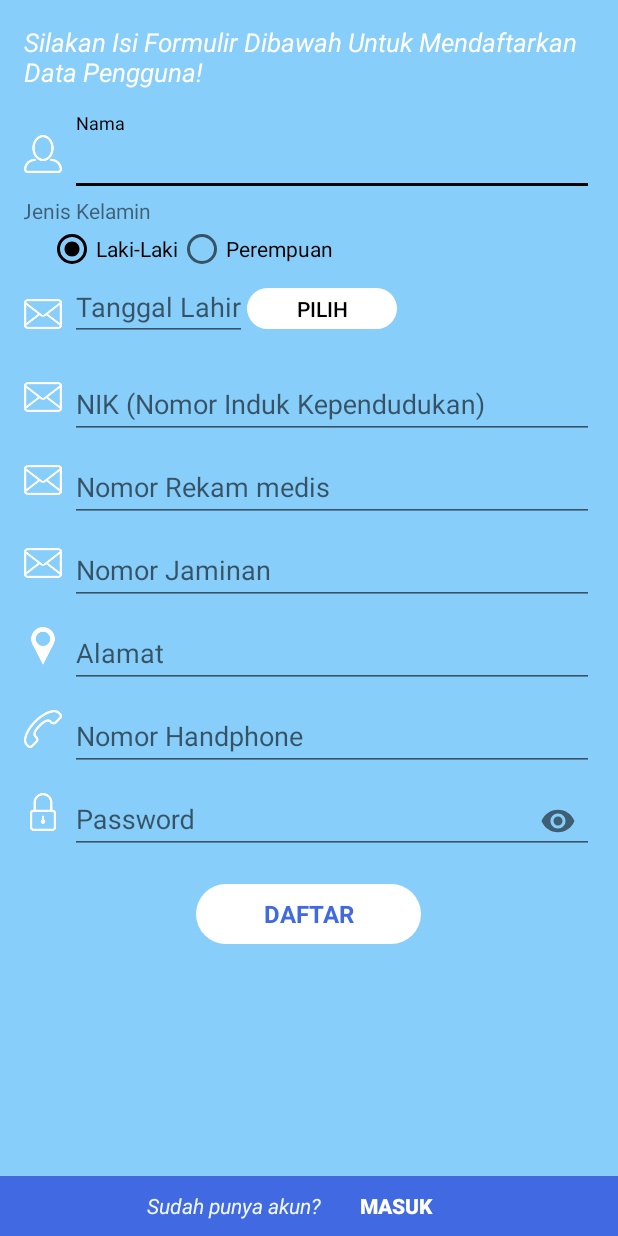
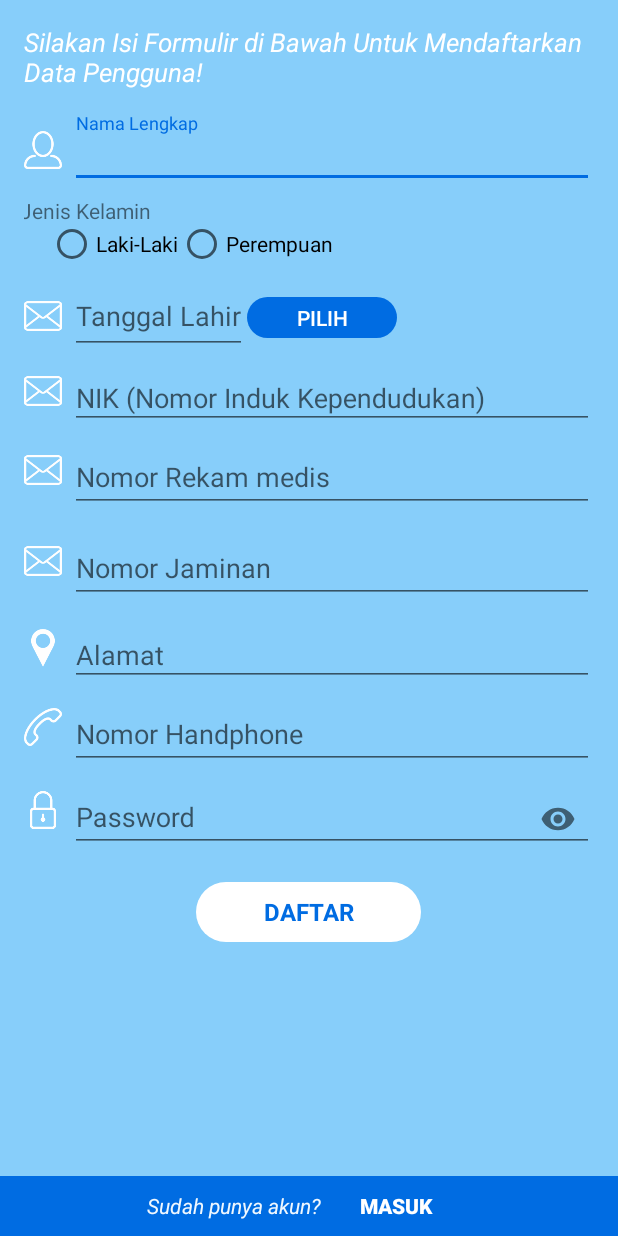
Before and after one commit to Ayude17/AntrianPasienOnline, an Android app: the DaftarActivity screen opened directly, with no data from a screen before it, on a phone screen of 412 x 824 dp. Run offline under Robolectric (Android 15) with nearby library versions, the phone set to English and light mode, and no system bars; our stand-ins replace Volley.

Commit message:
com18Mar19

```diff
--- a/app/src/main/res/layout/activity_daftar.xml
+++ b/app/src/main/res/layout/activity_daftar.xml
@@ -12,8 +12,7 @@
         android:orientation="vertical"
         android:layout_width="match_parent"
         android:layout_height="match_parent"
-        android:layout_marginTop="0dp"
-        android:layout_marginBottom="40dp"
+        android:layout_marginBottom="10dp"
         android:id="@+id/formLogin"
         android:layout_marginLeft="16dp"
         android:layout_marginRight="16dp">
@@ -27,7 +26,7 @@
                 android:layout_width="match_parent"
                 android:layout_height="wrap_content"
                 android:layout_marginBottom="15dp"
-                android:text="Silakan Isi Formulir Dibawah Untuk Mendaftarkan Data Pengguna!"
+                android:text="Silakan Isi Formulir di Bawah Untuk Mendaftarkan Data Pengguna!"
                 android:textColor="#fff"
                 android:textStyle="italic"
                 android:textSize="17sp" />
@@ -44,7 +43,8 @@
                 <LinearLayout
                     android:id="@+id/nama"
                     android:layout_width="match_parent"
-                    android:layout_height="55dp">
+                    android:layout_height="50dp"
+                    android:layout_marginBottom="5dp">
                     <ImageView
                         android:id="@+id/image4"
                         android:layout_width="25dp"
@@ -63,15 +63,18 @@
                             android:layout_width="match_parent"
                             android:layout_height="wrap_content"
                             android:inputType="textPersonName"
-                            android:hint="Nama"
+                            android:hint="Nama Lengkap"
+                            android:textColorHint="#4169E1"
                             android:layout_toRightOf="@+id/image4"/>
                     </android.support.design.widget.TextInputLayout>
+
                 </LinearLayout>
 
                 <LinearLayout
                     android:id="@+id/jk"
                     android:layout_width="match_parent"
-                    android:layout_height="wrap_content"
+                    android:layout_height="50dp"
+                    android:layout_marginBottom="5dp"
                     android:orientation="vertical">
                     <TextView
                         android:id="@+id/tv_jk"
@@ -84,7 +87,7 @@
                         android:id="@+id/jk2"
                         android:layout_width="match_parent"
                         android:layout_height="wrap_content"
-                       >
+                        android:layout_marginBottom="5dp">
                         <RadioGroup
                             android:id="@+id/gender"
                             android:layout_width="match_parent"
@@ -96,23 +99,22 @@
                                 android:layout_width="wrap_content"
                                 android:layout_height="wrap_content"
                                 android:text="Laki-Laki"
-                                android:checked="true"
                                 />
                             <RadioButton
                                 android:id="@+id/rad_pr"
                                 android:layout_width="wrap_content"
                                 android:layout_height="wrap_content"
                                 android:text="Perempuan"
-                                android:checked="false"
                                 />
                         </RadioGroup>
                     </LinearLayout>
                 </LinearLayout>
 
                 <LinearLayout
-                    android:id="@+id/tglLhr"
+                    android:id="@+id/tgl_lhr"
                     android:layout_width="match_parent"
-                    android:layout_height="55dp">
+                    android:layout_height="50dp"
+                    android:orientation="horizontal">
                     <ImageView
                         android:id="@+id/image7"
                         android:layout_width="25dp"
@@ -126,7 +128,7 @@
                     <EditText
                         android:id="@+id/edt_tglLahir"
                         android:layout_width="wrap_content"
-                        android:layout_height="wrap_content"
+                        android:layout_height="match_parent"
                         android:hint="Tanggal Lahir"
                         android:inputType="date"
                         />
@@ -135,16 +137,17 @@
                         android:layout_width="100dp"
                         android:layout_height="27dp"
                         android:background="@drawable/capsule"
-                        android:backgroundTint="#fff"
-                        android:textColor="#000"
+                        android:backgroundTint="@color/colorPrimary"
+                        android:textColor="#fff"
                         android:text="pilih"
                         android:textSize="14sp"/>
                 </LinearLayout>
 
                 <LinearLayout
+                    android:id="@+id/nik"
                     android:layout_width="match_parent"
-                    android:id="@+id/NIK"
-                    android:layout_height="55dp">
+                    android:layout_height="50dp"
+                    android:orientation="horizontal">
                     <ImageView
                         android:id="@+id/image2"
                         android:layout_width="25dp"
@@ -171,7 +174,8 @@
                 <LinearLayout
                     android:id="@+id/noRM"
                     android:layout_width="match_parent"
-                    android:layout_height="55dp">
+                    android:layout_height="55dp"
+                    android:layout_marginBottom="5dp">
 
                     <ImageView
                         android:id="@+id/image1"
@@ -199,7 +203,8 @@
                 <LinearLayout
                     android:id="@+id/noJaminan"
                     android:layout_width="match_parent"
-                    android:layout_height="55dp">
+                    android:layout_height="55dp"
+                    android:layout_marginBottom="5dp">
                     <ImageView
                         android:id="@+id/image3"
                         android:layout_width="25dp"
@@ -226,7 +231,8 @@
                 <LinearLayout
                     android:id="@+id/alamat"
                     android:layout_width="match_parent"
-                    android:layout_height="55dp">
+                    android:layout_height="50dp"
+                    android:orientation="horizontal">
                     <ImageView
                         android:id="@+id/image6"
                         android:layout_width="25dp"
@@ -314,13 +320,12 @@
                     android:background="@drawable/capsule"
                     android:backgroundTint="#fff"
                     android:hint="DAFTAR"
-                    android:textColorHint="#4169E1"
+                    android:textColorHint="@color/colorPrimary"
                     android:textSize="16sp"
                     android:textStyle="bold"
                     android:textAlignment="center"
-                    android:layout_marginBottom="25dp"
+                    android:layout_marginBottom="30dp"
                     android:layout_gravity="center"/>
-
             </LinearLayout>
         </ScrollView>
     </LinearLayout>
@@ -329,7 +334,7 @@
         android:layout_width="match_parent"
         android:layout_height="40dp"
         android:id="@+id/footer"
-        android:background="#4169E1"
+        android:background="@color/colorPrimary"
         android:layout_alignParentBottom="true"
         android:layout_alignParentLeft="true">
 
--- a/app/src/main/res/layout/activity_login.xml
+++ b/app/src/main/res/layout/activity_login.xml
@@ -33,7 +33,7 @@
                 android:layout_width="140dp"
                 android:layout_height="155dp"
                 android:layout_gravity="center"
-                android:background="@drawable/pusk_logo"/>
+                android:background="@drawable/hosp_logo2"/>
             <TextView
                 android:id="@+id/textView1"
                 android:layout_width="wrap_content"
@@ -85,7 +85,7 @@
                 android:layout_marginTop="20dp"
                 android:layout_marginBottom="10dp"
                 android:background="@drawable/capsule"
-                android:backgroundTint="#4169E1"
+                android:backgroundTint="@color/colorPrimary"
                 android:hint="MASUK"
                 android:textColorHint="#FFFF"
                 android:textSize="16sp"
@@ -103,7 +103,7 @@
                 android:layout_width="100dp"
                 android:layout_height="40dp"
                 android:hint="DAFTAR"
-                android:textColorHint="#4169E1"
+                android:textColorHint="@color/colorPrimary"
                 android:textStyle="bold" />
         </LinearLayout>
     </ScrollView>
--- a/app/src/main/res/layout/activity_pilih_tanggal.xml
+++ b/app/src/main/res/layout/activity_pilih_tanggal.xml
@@ -59,7 +59,7 @@
                 android:layout_marginTop="20dp"
                 android:layout_marginBottom="10dp"
                 android:background="@drawable/capsule"
-                android:backgroundTint="#4169E1"
+                android:backgroundTint="@color/colorPrimary"
                 android:hint="LANJUTKAN"
                 android:textColorHint="#FFFF"
                 android:textSize="16sp"
--- a/app/src/main/res/values/colors.xml
+++ b/app/src/main/res/values/colors.xml
@@ -1,6 +1,6 @@
 <?xml version="1.0" encoding="utf-8"?>
 <resources>
-    <color name="colorPrimary">#4169E1</color>
+    <color name="colorPrimary">#006CE2</color>
     <color name="colorPrimaryDark">#87CEFA</color>
-    <color name="colorAccent">#fff</color>
+    <color name="colorAccent">#006CE2</color>
 </resources>
--- a/app/src/main/res/values/styles.xml
+++ b/app/src/main/res/values/styles.xml
@@ -6,9 +6,9 @@
         <!-- Customize your theme here. -->
         <item name="colorPrimary">@color/colorPrimary</item>
         <!--<item name="colorPrimaryDark">@color/colorPrimaryDark</item>-->
-        <item name="colorPrimaryDark">#4169E1</item>
+        <item name="colorPrimaryDark">@color/colorPrimaryDark</item>
         <!--<item name="colorAccent">@color/colorAccent</item>-->
-        <item name="colorAccent">#000</item>
+        <item name="colorAccent">@color/colorAccent</item>
     </style>
 
     <!--<style name="AppThemeNoactionbar" parent="Theme.AppCompat.NoActionBar">-->
```
Also changed, not shown: app/src/main/AndroidManifest.xml (+6 -4 lines), app/src/main/java/com/simpus/antrianpasienonline/DaftarActivity.java (+20 -41 lines), app/src/main/java/com/simpus/antrianpasienonline/DetailKartuAntrianActivity.java (added, +13 -0 lines), app/src/main/java/com/simpus/antrianpasienonline/KartuAntrianActivity.java (added, +13 -0 lines), app/src/main/res/layout/activity_detail_kartu_antrian.xml (added, +9 -0 lines), app/src/main/res/layout/activity_kartu_antrian.xml (added, +124 -0 lines), app/src/main/res/layout/activity_menu.xml (+5 -5 lines), app/src/main/res/layout/activity_pilih_dokter.xml (+25 -1 lines), app/src/main/res/layout/activity_pilih_poli.xml (+28 -7 lines), app/src/main/res/layout/activity_splash_screen.xml (+11 -3 lines).
